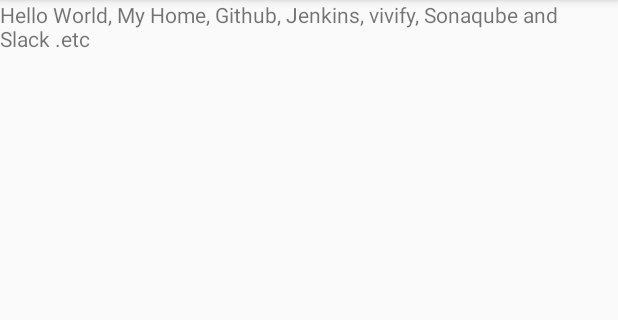
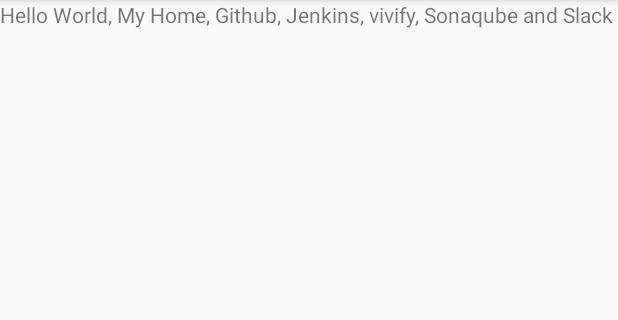
Before and after one commit to lhh8048/githubtestandroid, an Android app: the screen it shows after launch (MainActivity), on a phone screen of 412 x 824 dp, the part 84-404 px from its top. Run offline under Robolectric (Android 15) with nearby library versions, the phone set to English and light mode, and no system bars.

Commit message:
Doing #TBFL-2 #TBFL-7 #TBFL-8,#TBFL-10 END

```diff
--- a/app/src/main/java/com/example/github_test_android/MainActivity.java
+++ b/app/src/main/java/com/example/github_test_android/MainActivity.java
@@ -11,7 +11,7 @@ public class MainActivity extends AppCompatActivity {
         super.onCreate(savedInstanceState);
         setContentView(R.layout.activity_main);
         TextView a = new TextView(this);
-        a.setText("Hello World, My Home, Github, Jenkins, vivify, Sonaqube and Slack .etc");
+        a.setText("Hello World, My Home, Github, Jenkins, vivify, Sonaqube and Slack");
         setContentView(a);
     }
 }
```
